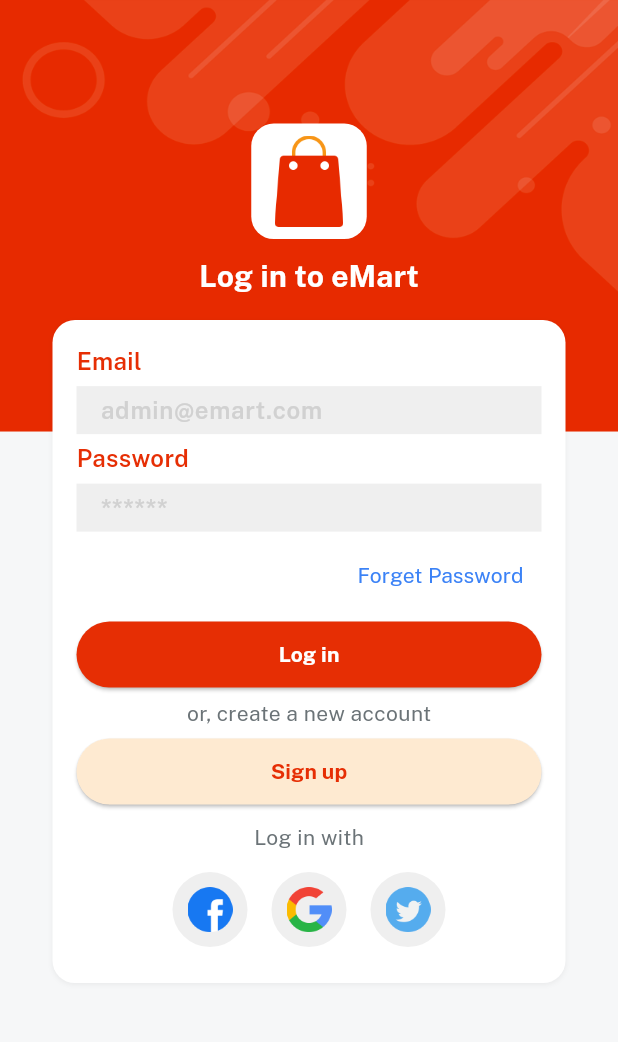
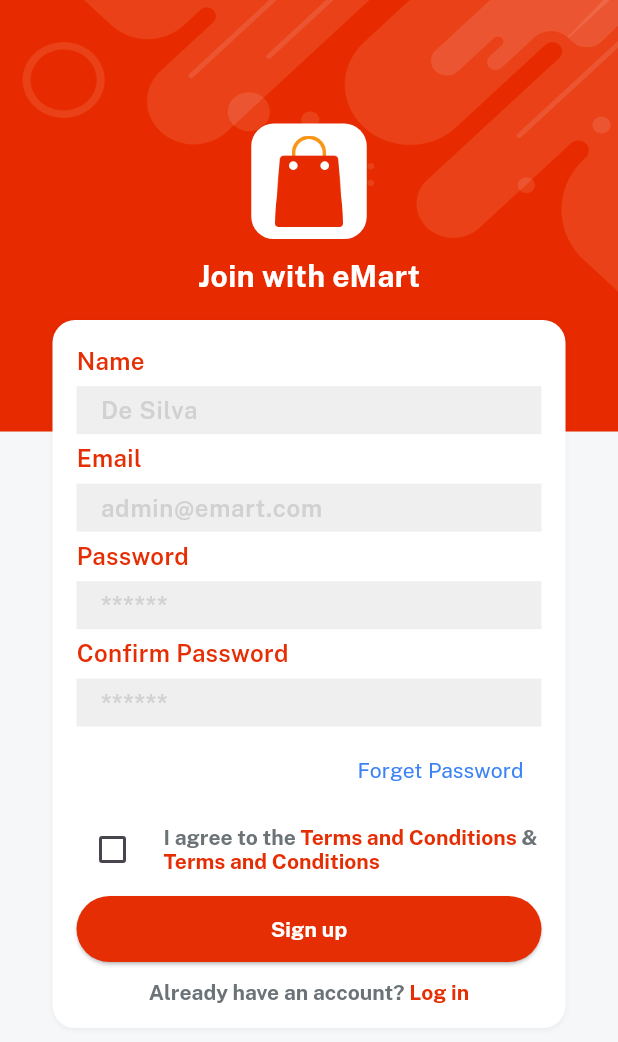
Before and after one commit to PraveenBimsara/CodeAlpha_E-Mart, a Flutter app: the screen it shows after launch, after a tap on "Sign up", on a phone screen of 412 x 824 dp. Shown: the top 1042 px of the screen. Run offline on Flutter 3.47's test engine with Material 3 defaults, Android fonts, the phone set to English and light mode, and no system bars; our stand-ins replace get, velocity_x.

Commit message:
Created signup page

```diff
--- a/lib/consts/strings.dart
+++ b/lib/consts/strings.dart
@@ -5,8 +5,14 @@ const email = "Email";
 const emailHint = "admin@emart.com";
 const password = "Password";
 const passwordHint = "******";
+const confirmPassword = "Confirm Password";
+const name = "Name";
+const nameHint = "De Silva";
 const forgetPassword = "Forget Password";
 const login = "Log in";
 const signup = "Sign up";
 const createNewAccount = "or, create a new account";
 const loginWith = "Log in with";
+const privacyPolicy = "Privacy Policy";
+const tremAndCond = "Terms and Conditions";
+const alreadyHaveAccount = "Already have an account? ";
--- a/lib/views/auth_screen/login_screen.dart
+++ b/lib/views/auth_screen/login_screen.dart
@@ -1,11 +1,13 @@
 import 'package:e_mart/consts/consts.dart';
 import 'package:e_mart/consts/lists.dart';
+import 'package:e_mart/views/auth_screen/signup_screen.dart';
 import 'package:e_mart/widgets_common/applogo_widget.dart';
 import 'package:e_mart/widgets_common/bg_widget.dart';
 import 'package:e_mart/widgets_common/custom_textfield.dart';
 import 'package:e_mart/widgets_common/mybutton.dart';
 import 'package:flutter/material.dart';
 import 'package:flutter/widgets.dart';
+import 'package:get/get.dart';
 import 'package:velocity_x/velocity_x.dart';
 
 class LoginScreen extends StatelessWidget {
@@ -50,13 +52,12 @@ class LoginScreen extends StatelessWidget {
                   createNewAccount.text.color(fontGrey).make(),
                   5.heightBox,
                   myButton(
-                          color: lightGolden,
-                          title: signup,
-                          textColor: redColor,
-                          onPress: () {})
-                      .box
-                      .width(context.screenWidth - 50)
-                      .make(),
+                      color: lightGolden,
+                      title: signup,
+                      textColor: redColor,
+                      onPress: () {
+                        Get.to(() => SignupScreen());
+                      }).box.width(context.screenWidth - 50).make(),
                   10.heightBox,
                   loginWith.text.color(fontGrey).make(),
                   5.heightBox,
--- /dev/null
+++ b/lib/views/auth_screen/signup_screen.dart
@@ -0,0 +1,115 @@
+import 'package:e_mart/consts/consts.dart';
+import 'package:e_mart/consts/lists.dart';
+import 'package:e_mart/widgets_common/applogo_widget.dart';
+import 'package:e_mart/widgets_common/custom_textfield.dart';
+import 'package:e_mart/widgets_common/mybutton.dart';
+import 'package:flutter/material.dart';
+import 'package:flutter/widgets.dart';
+import 'package:get/get.dart';
+
+import '../../widgets_common/bg_widget.dart';
+
+class SignupScreen extends StatelessWidget {
+  const SignupScreen({super.key});
+
+  @override
+  Widget build(BuildContext context) {
+    return bgWidget(
+      child: Scaffold(
+        resizeToAvoidBottomInset: false,
+        body: Center(
+          child: Column(
+            children: [
+              (context.screenHeight * 0.1).heightBox,
+              applogoWidget(),
+              10.heightBox,
+              "Join with $appname".text.fontFamily(bold).white.size(20).make(),
+              15.heightBox,
+              Column(
+                children: [
+                  customTextField(hint: nameHint, title: name),
+                  customTextField(
+                    hint: emailHint,
+                    title: email,
+                  ),
+                  customTextField(hint: passwordHint, title: password),
+                  customTextField(hint: passwordHint, title: confirmPassword),
+                  Align(
+                    alignment: Alignment.centerRight,
+                    child: TextButton(
+                        onPressed: () {},
+                        child: forgetPassword.text.blue500.make()),
+                  ),
+                  5.heightBox,
+                  Row(
+                    children: [
+                      Checkbox(
+                          checkColor: redColor,
+                          value: false,
+                          onChanged: (newValue) {}),
+                      10.widthBox,
+                      Expanded(
+                        child: RichText(
+                            text: const TextSpan(children: [
+                          TextSpan(
+                              text: 'I agree to the ',
+                              style:
+                                  TextStyle(fontFamily: bold, color: fontGrey)),
+                          TextSpan(
+                              text: tremAndCond,
+                              style:
+                                  TextStyle(fontFamily: bold, color: redColor)),
+                          TextSpan(
+                              text: ' & ',
+                              style:
+                                  TextStyle(fontFamily: bold, color: fontGrey)),
+                          TextSpan(
+                              text: tremAndCond,
+                              style:
+                                  TextStyle(fontFamily: bold, color: redColor))
+                        ])),
+                      ),
+                    ],
+                  ),
+                  5.heightBox,
+                  myButton(
+                          color: redColor,
+                          title: signup,
+                          textColor: whiteColor,
+                          onPress: () {})
+                      .box
+                      .width(context.screenWidth - 50)
+                      .make(),
+                  10.heightBox,
+                  RichText(
+                    text: const TextSpan(
+                      children: [
+                        TextSpan(
+                          text: alreadyHaveAccount,
+                          style: TextStyle(fontFamily: bold, color: fontGrey),
+                        ),
+                        TextSpan(
+                          text: login,
+                          style: TextStyle(fontFamily: bold, color: redColor),
+                        ),
+                      ],
+                    ),
+                  ).onTap(() {
+                    Get.back();
+                  }),
+                ],
+              )
+                  .box
+                  .white
+                  .rounded
+                  .padding(EdgeInsets.all(16))
+                  .width(context.screenWidth - 70)
+                  .shadowSm
+                  .make(),
+            ],
+          ),
+        ),
+      ),
+    );
+  }
+}
--- a/lib/widgets_common/mybutton.dart
+++ b/lib/widgets_common/mybutton.dart
@@ -7,8 +7,6 @@ Widget myButton({onPress, color, textColor, String? title}) {
         backgroundColor: color,
         padding: EdgeInsets.all(12),
       ),
-      onPressed: () {
-        onPress;
-      },
+      onPressed: onPress,
       child: title!.text.color(textColor).fontFamily(bold).make());
 }
```
